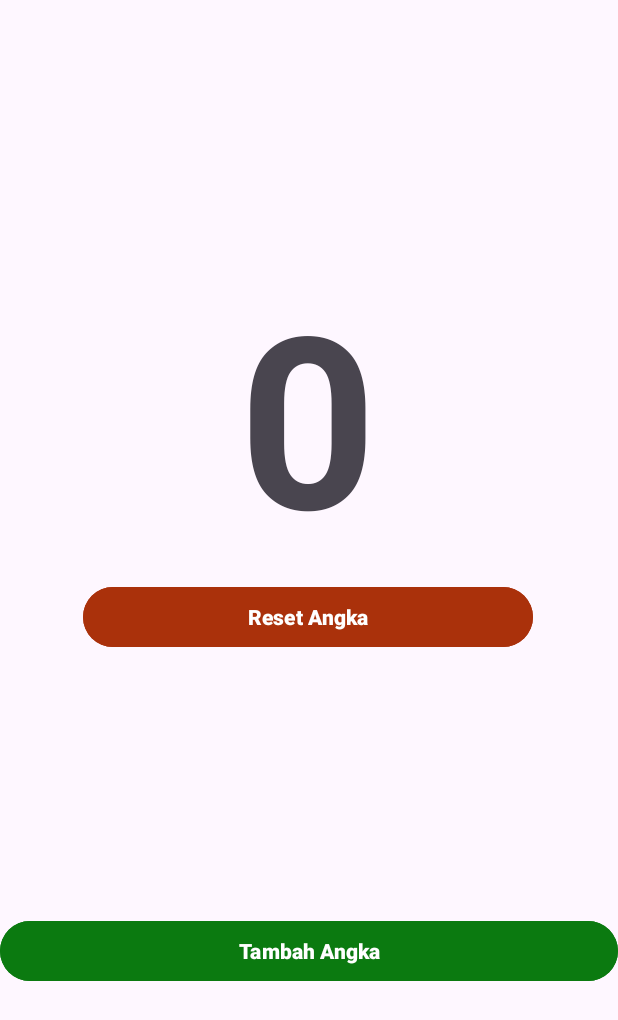
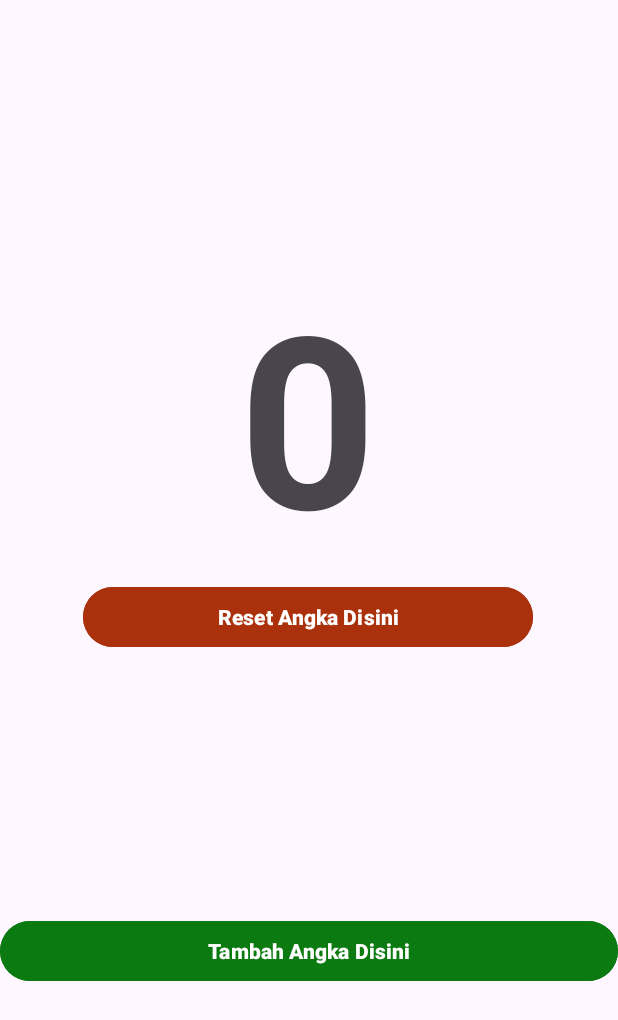
Before and after one commit to PatandyaW/Andorid, an Android app: the layout activity_main.xml on its own in the app's theme, with its tools: preview values and no code run, on a phone screen of 412 x 824 dp. Shown: the top 1020 px of the screen. Run offline under Robolectric (Android 15) with nearby library versions, the light colour scheme and no system bars.

Commit message:
button s

```diff
--- a/app/src/main/res/values/strings.xml
+++ b/app/src/main/res/values/strings.xml
@@ -1,6 +1,6 @@
 <resources>
     <string name="app_name">Cas</string>
     <string name="labelTvNomor">0</string>
-    <string name="labelBReset">Reset Angka</string>
-    <string name="labelBTambah">Tambah Angka</string>
+    <string name="labelBReset">Reset Angka Disini</string>
+    <string name="labelBTambah">Tambah Angka Disini</string>
 </resources>
```
